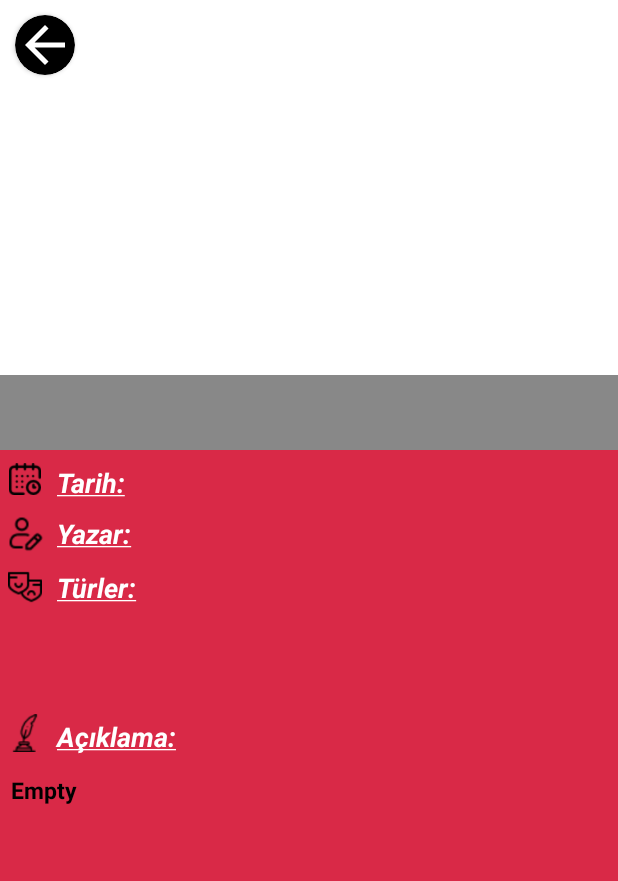
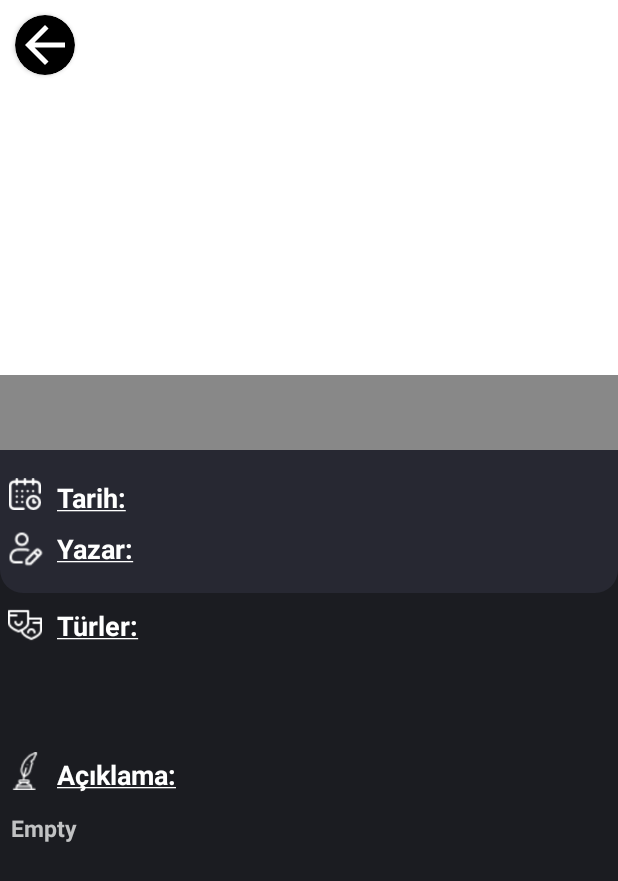
Before and after one commit to NecroEye/TRComics, an Android app: the layout activity_details.xml on its own in the app's theme, with its tools: preview values and no code run, on a phone screen of 412 x 824 dp. Shown: the top 881 px of the screen. Run offline under Robolectric (Android 15) with nearby library versions, the phone set to English and light mode, and no system bars.

Commit message:
DetailScreen UI adjusted again

```diff
--- a/app/src/main/java/com/muratcangzm/trcomics/recyclerView/CardViewAdapter.java
+++ b/app/src/main/java/com/muratcangzm/trcomics/recyclerView/CardViewAdapter.java
@@ -64,6 +64,7 @@ public class CardViewAdapter extends RecyclerView.Adapter<CardViewAdapter.ViewHo
 
                 intent.putExtra("title", cardViewModels.get(position).getTitle());
                 intent.putExtra("image", cardViewModels.get(position).getImage());
+                intent.putExtra("author", cardViewModels.get(position).getAuthor());
                 intent.putExtra("episodes", cardViewModels.get(position).getEpisodes());
                 intent.putExtra("genres", cardViewModels.get(position).getGenres());
                 intent.putExtra("images", cardViewModels.get(position).getImages());
--- a/app/src/main/java/com/muratcangzm/trcomics/screens/DetailsActivity.java
+++ b/app/src/main/java/com/muratcangzm/trcomics/screens/DetailsActivity.java
@@ -21,6 +21,7 @@ public class DetailsActivity extends AppCompatActivity {
     private String description;
 
     private Integer image;
+    private String author;
 
     @Override
     protected void onCreate(Bundle savedInstanceState) {
@@ -36,6 +37,7 @@ public class DetailsActivity extends AppCompatActivity {
 
         title = intent.getStringExtra("title");
         description = intent.getStringExtra("description");
+        author = intent.getStringExtra("author");
         image = intent.getIntExtra("image",0);
         String[] episodes = intent.getStringArrayExtra("episodes");
         String[] genres = intent.getStringArrayExtra("genres");
@@ -53,6 +55,8 @@ public class DetailsActivity extends AppCompatActivity {
         binding.bannerImage.setImageResource(image);
         binding.titleText.setText(title);
         binding.description.setText(description);
+        binding.dateTextView.setText("20/03/2017");
+        binding.authorTextView.setText("Yazar: " + author);
 
 
         binding.backButton.setOnClickListener(v ->{
--- /dev/null
+++ b/app/src/main/res/drawable/detail_shape_section.xml
@@ -0,0 +1,8 @@
+<?xml version="1.0" encoding="utf-8"?>
+<shape xmlns:android="http://schemas.android.com/apk/res/android">
+
+
+    <corners android:bottomRightRadius="15dp"
+        android:bottomLeftRadius="15dp"/>
+
+</shape>
--- a/app/src/main/res/drawable/genre_bg.xml
+++ b/app/src/main/res/drawable/genre_bg.xml
@@ -2,8 +2,8 @@
 <shape
     xmlns:android="http://schemas.android.com/apk/res/android">
 
- <corners android:radius="25dp"/>
-    <solid android:color="@color/light_gray"/>
+ <corners android:radius="10dp"/>
+    <solid android:color="#a888ff"/>
 
 
 
--- a/app/src/main/res/layout/activity_details.xml
+++ b/app/src/main/res/layout/activity_details.xml
@@ -66,13 +66,17 @@
     <LinearLayout
         android:layout_width="match_parent"
         android:layout_height="wrap_content"
-        android:background="@color/rose"
+        android:background="#1b1c21"
+        android:backgroundTint="#1b1c21"
         android:orientation="vertical">
 
 
         <LinearLayout
+            android:paddingTop="10dp"
             android:layout_width="match_parent"
             android:layout_height="wrap_content"
+            android:background="#272832"
+            android:backgroundTint="#272832"
             android:orientation="horizontal">
 
 
@@ -82,16 +86,18 @@
                 android:layout_marginTop="4dp"
                 android:padding="6dp"
                 android:scaleType="centerCrop"
+                app:tint="@color/white"
                 android:src="@drawable/date_icon" />
 
             <TextView
+                android:id="@+id/date_textView"
                 android:layout_width="match_parent"
                 android:layout_height="wrap_content"
                 android:layout_marginTop="9dp"
                 android:text="@string/Date"
                 android:textColor="@color/white"
                 android:textSize="18sp"
-                android:textStyle="bold|italic" />
+                android:textStyle="bold" />
 
         </LinearLayout>
 
@@ -99,6 +105,9 @@
         <LinearLayout
             android:layout_width="match_parent"
             android:layout_height="wrap_content"
+            android:background="@drawable/detail_shape_section"
+            android:backgroundTint="#272832"
+            android:paddingBottom="15dp"
             android:orientation="horizontal">
 
 
@@ -107,18 +116,19 @@
                 android:layout_height="30dp"
                 android:layout_marginTop="6dp"
                 android:padding="4dp"
+                app:tint="@color/white"
                 android:scaleType="centerCrop"
                 android:src="@drawable/author_icon" />
 
             <TextView
-                android:id="@+id/episode_textView"
+                android:id="@+id/author_textView"
                 android:layout_width="match_parent"
                 android:layout_height="wrap_content"
                 android:layout_marginTop="9dp"
                 android:text="@string/author"
                 android:textColor="@color/white"
                 android:textSize="18sp"
-                android:textStyle="bold|italic" />
+                android:textStyle="bold" />
 
         </LinearLayout>
 
@@ -134,6 +144,7 @@
                 android:layout_height="30dp"
                 android:layout_marginTop="6dp"
                 android:padding="5dp"
+                app:tint="@color/white"
                 android:scaleType="centerCrop"
                 android:src="@drawable/genres_icon" />
 
@@ -144,7 +155,7 @@
                 android:text="@string/genresTitle"
                 android:textColor="@color/white"
                 android:textSize="18sp"
-                android:textStyle="bold|italic" />
+                android:textStyle="bold" />
 
         </LinearLayout>
 
@@ -168,6 +179,7 @@
                 android:layout_height="30dp"
                 android:layout_marginTop="4dp"
                 android:padding="4dp"
+                app:tint="@color/white"
                 android:scaleType="centerCrop"
                 android:src="@drawable/description_icon" />
 
@@ -178,7 +190,7 @@
                 android:text="@string/description"
                 android:textColor="@color/white"
                 android:textSize="18sp"
-                android:textStyle="bold|italic" />
+                android:textStyle="bold" />
 
         </LinearLayout>
 
@@ -192,7 +204,7 @@
             android:padding="7dp"
             android:scrollbars="vertical"
             android:text="@string/empty"
-            android:textColor="@color/black"
+            android:textColor="#c1c2c3"
             android:textSize="15sp"
             android:textStyle="bold" />
 
--- a/app/src/main/res/layout/epsiode_recycler.xml
+++ b/app/src/main/res/layout/epsiode_recycler.xml
@@ -1,5 +1,6 @@
 <?xml version="1.0" encoding="utf-8"?>
 <LinearLayout xmlns:android="http://schemas.android.com/apk/res/android"
+    xmlns:app="http://schemas.android.com/apk/res-auto"
     android:orientation="vertical"
     android:layout_width="match_parent"
     android:layout_height="wrap_content">
@@ -12,11 +13,12 @@
 
 
          <ImageView
-             android:layout_width="50dp"
+             android:layout_width="40dp"
              android:layout_height="wrap_content"
              android:src="@drawable/episode_icon"
              android:padding="3dp"
-             android:scaleType="center"/>
+             android:scaleType="center"
+             app:tint="@color/white" />
 
          <TextView
              android:layout_width="match_parent"
--- a/app/src/main/res/layout/genre_layout.xml
+++ b/app/src/main/res/layout/genre_layout.xml
@@ -12,13 +12,13 @@
         android:layout_height="30dp"
         android:text="@string/empty"
         android:gravity="center"
-        android:textColor="@color/white"
+        android:textColor="@color/black"
         android:textAlignment="center"
         android:layout_marginStart="10dp"
         android:layout_marginEnd="10dp"
         android:padding="2dp"
-        android:textSize="17sp"
-        android:textStyle="bold|italic"
+        android:textSize="15sp"
+        android:textStyle="bold"
         android:background="@drawable/genre_bg"/>
 
 
```
Also changed, not shown: app/src/main/java/com/muratcangzm/trcomics/fragments/MainFragment.java (+10 -10 lines), app/src/main/res/font/happy_school.ttf (deleted), app/src/main/res/font/heroes_legend_hollow.ttf (deleted), app/src/main/res/font/open_sanssemibold.ttf (added).
